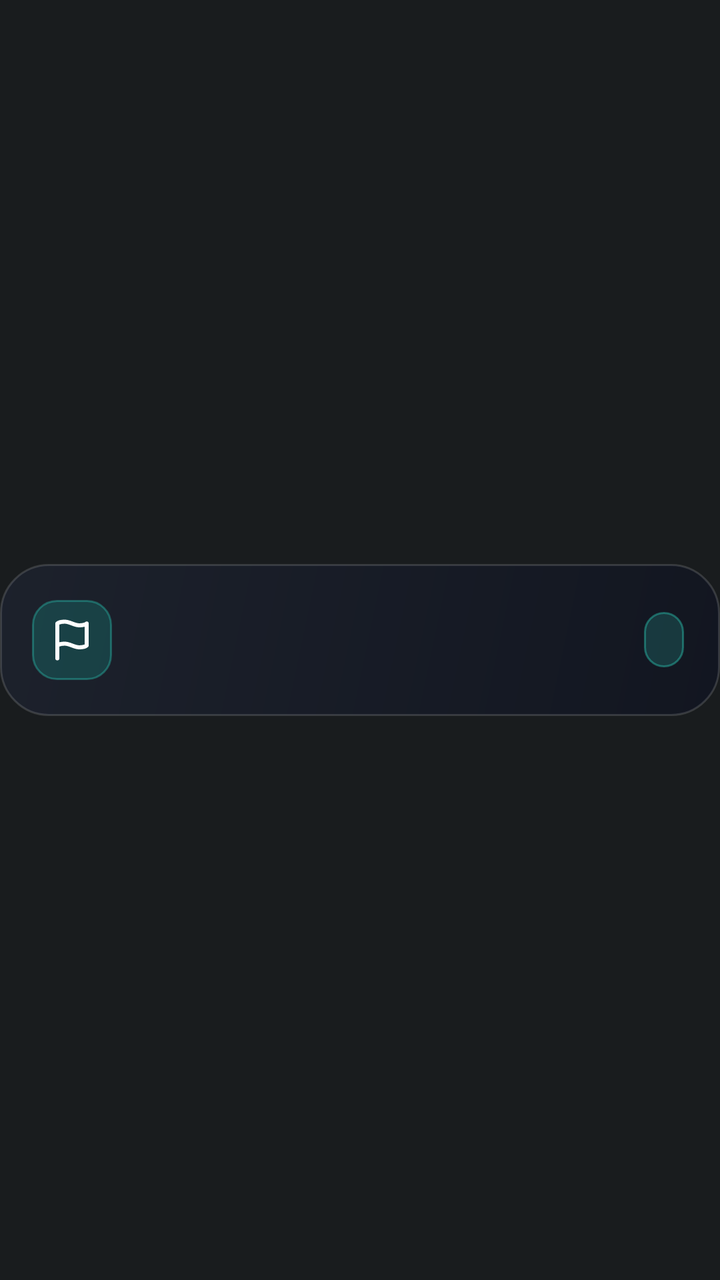
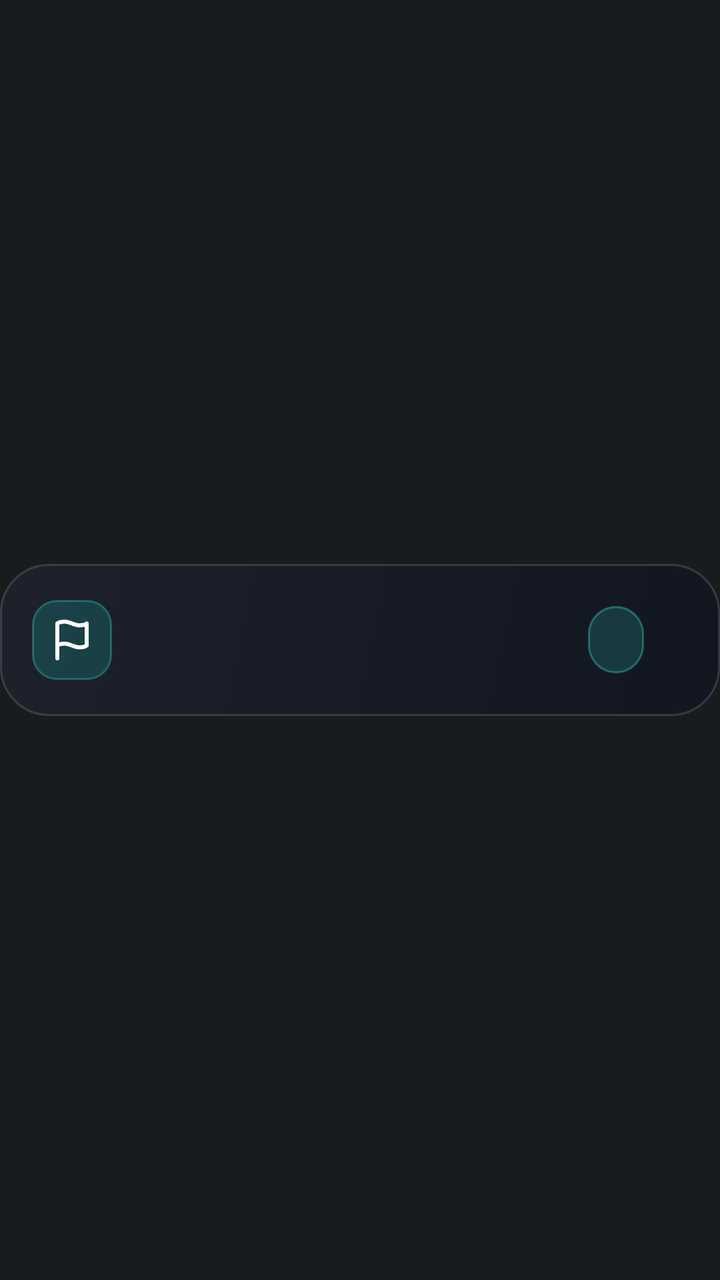

The first picture is an Android layout as it rendered before a commit; the second is the same layout after the commit. The layout source and the unified diff follow.
<!-- AndroidManifest.xml: application theme Theme.AtAGlancePlus -->
<!-- res/layout/card_race.xml -->
<?xml version="1.0" encoding="utf-8"?>
<FrameLayout xmlns:android="http://schemas.android.com/apk/res/android"
    android:id="@+id/card_root"
    style="@style/AagCardRoot">

    <LinearLayout
        android:id="@+id/card_body"
        style="@style/AagCardBody"
        android:background="@drawable/card_bg_sports"
        android:gravity="center_vertical"
        android:orientation="horizontal">

        <FrameLayout
            android:id="@+id/race_badge"
            android:layout_width="40dp"
            android:layout_height="40dp"
            android:background="@drawable/live_badge_bg">

            <ImageView
                android:id="@+id/race_icon"
                android:layout_width="22dp"
                android:layout_height="22dp"
                android:layout_gravity="center"
                android:contentDescription="@null"
                android:src="@drawable/ic_nav_flag" />
        </FrameLayout>

        <LinearLayout
            android:layout_width="0dp"
            android:layout_height="wrap_content"
            android:layout_marginStart="11dp"
            android:layout_weight="1"
            android:orientation="vertical">

            <TextView
                android:id="@+id/race_title"
                style="@style/AagText.Title"
                android:layout_width="match_parent"
                android:layout_height="wrap_content" />

            <TextView
                android:id="@+id/race_detail"
                style="@style/AagText.Detail"
                android:layout_width="match_parent"
                android:layout_height="wrap_content" />
        </LinearLayout>

        <TextView
            android:id="@+id/race_badge_text"
            style="@style/AagText.Badge"
            android:layout_width="wrap_content"
            android:layout_height="wrap_content"
            android:layout_marginStart="8dp"
            android:background="@drawable/live_eta_bg"
            android:paddingStart="10dp"
            android:paddingTop="5dp"
            android:paddingEnd="10dp"
            android:paddingBottom="5dp"
            android:textColor="#FF5EEAD4"
            android:textStyle="bold" />
    </LinearLayout>

    
    <ImageView
        android:id="@+id/hold_bar"
        android:layout_width="match_parent"
        android:layout_height="76dp"
        android:layout_gravity="center_vertical"
        android:contentDescription="@null"
        android:duplicateParentState="true"
        android:scaleType="fitXY"
        android:src="@drawable/hold_bar_red_400" />
</FrameLayout>
<!-- resources referenced by this layout -->
<resources>
  <!-- drawable card_bg_sports (drawable) -->
  <?xml version="1.0" encoding="utf-8"?>
  <shape xmlns:android="http://schemas.android.com/apk/res/android" android:shape="rectangle">
      <gradient android:angle="315" android:startColor="#F21C212C" android:endColor="#F2111520" android:type="linear" />
      <stroke android:width="1dp" android:color="#24FFFFFF" />
      <corners android:radius="24dp" />
  </shape>
  <!-- drawable hold_bar_red_400 (drawable) -->
  <?xml version="1.0" encoding="utf-8"?>
  <animated-selector xmlns:android="http://schemas.android.com/apk/res/android">
      <item
          android:id="@+id/hold_pressed"
          android:drawable="@drawable/hold_bar_red_full"
          android:state_pressed="true" />
      <item
          android:id="@+id/hold_idle"
          android:drawable="@drawable/hold_bar_empty" />
      <transition
          android:drawable="@drawable/avd_hold_red_400"
          android:fromId="@id/hold_idle"
          android:toId="@id/hold_pressed" />
  </animated-selector>
  <!-- drawable live_badge_bg (drawable) -->
  <?xml version="1.0" encoding="utf-8"?>
  <shape xmlns:android="http://schemas.android.com/apk/res/android" android:shape="rectangle">
      <solid android:color="#3814B8A6" />
      <stroke android:width="1dp" android:color="#592DD4BF" />
      <corners android:radius="12dp" />
  </shape>
  <!-- drawable live_eta_bg (drawable) -->
  <?xml version="1.0" encoding="utf-8"?>
  <shape xmlns:android="http://schemas.android.com/apk/res/android" android:shape="rectangle">
      <solid android:color="#2E2DD4BF" />
      <stroke android:width="1dp" android:color="#662DD4BF" />
      <corners android:radius="14dp" />
  </shape>
  <style name="AagCardBody">
          <item name="android:layout_width">match_parent</item>
          <item name="android:layout_height">76dp</item>
          <item name="android:layout_gravity">center_vertical</item>
          <item name="android:paddingStart">16dp</item>
          <item name="android:paddingEnd">18dp</item>
      </style>
  <style name="AagCardRoot">
          <item name="android:layout_width">match_parent</item>
          <item name="android:layout_height">88dp</item>
          <item name="android:clipChildren">false</item>
          <item name="android:clipToPadding">false</item>
      </style>
  <style name="AagText.Badge">
          <item name="android:textSize">15sp</item>
          <item name="android:fontFamily">sans-serif-medium</item>
          <item name="android:lineHeight">18sp</item>
          <item name="android:ellipsize">none</item>
      </style>
  <style name="AagText.Detail">
          <item name="android:textSize">13sp</item>
          <item name="android:fontFamily">sans-serif</item>
          <item name="android:lineHeight">17sp</item>
          <item name="android:letterSpacing">0.0077</item>
          <item name="android:textColor">#FFD8E2F0</item>
      </style>
  <style name="AagText.Title">
          <item name="android:textSize">17sp</item>
          <item name="android:fontFamily">sans-serif-medium</item>
          <item name="android:lineHeight">21sp</item>
      </style>
  <style name="Theme.AtAGlancePlus" parent="android:Theme.DeviceDefault.NoActionBar">
          <item name="android:windowLightStatusBar">false</item>
      </style>
  <!-- drawable hold_bar_empty (drawable) -->
  <?xml version="1.0" encoding="utf-8"?>
  <vector xmlns:android="http://schemas.android.com/apk/res/android"
      android:width="380dp"
      android:height="76dp"
      android:viewportWidth="380"
      android:viewportHeight="76">
      <path
          android:name="ring"
          android:pathData="M190.0,1.25 H356 A22.75,22.75 0 0 1 378.75,24 V52 A22.75,22.75 0 0 1 356,74.75 H24 A22.75,22.75 0 0 1 1.25,52 V24 A22.75,22.75 0 0 1 24,1.25 Z"
          android:strokeColor="#00000000"
          android:strokeLineCap="round"
          android:strokeWidth="2.5"
          android:trimPathEnd="0" />
  </vector>
  <!-- unchanged entries left out for length: 4 -->
</resources>

<!-- the commit's change to res/layout/card_race.xml (unified diff, before → after) -->
@@ -45,19 +45,28 @@
                 android:layout_height="wrap_content" />
         </LinearLayout>
 
-        <TextView
-            android:id="@+id/race_badge_text"
-            style="@style/AagText.Badge"
+        
+        <FrameLayout
+            android:id="@+id/race_next"
             android:layout_width="wrap_content"
-            android:layout_height="wrap_content"
-            android:layout_marginStart="8dp"
-            android:background="@drawable/live_eta_bg"
-            android:paddingStart="10dp"
-            android:paddingTop="5dp"
-            android:paddingEnd="10dp"
-            android:paddingBottom="5dp"
-            android:textColor="#FF5EEAD4"
-            android:textStyle="bold" />
+            android:layout_height="match_parent"
+            android:minWidth="76dp"
+            android:paddingStart="8dp">
+
+            <TextView
+                android:id="@+id/race_badge_text"
+                style="@style/AagText.Badge"
+                android:layout_width="wrap_content"
+                android:layout_height="wrap_content"
+                android:layout_gravity="center"
+                android:background="@drawable/live_eta_bg"
+                android:paddingStart="14dp"
+                android:paddingTop="8dp"
+                android:paddingEnd="14dp"
+                android:paddingBottom="8dp"
+                android:textColor="#FF5EEAD4"
+                android:textStyle="bold" />
+        </FrameLayout>
     </LinearLayout>
 
     
